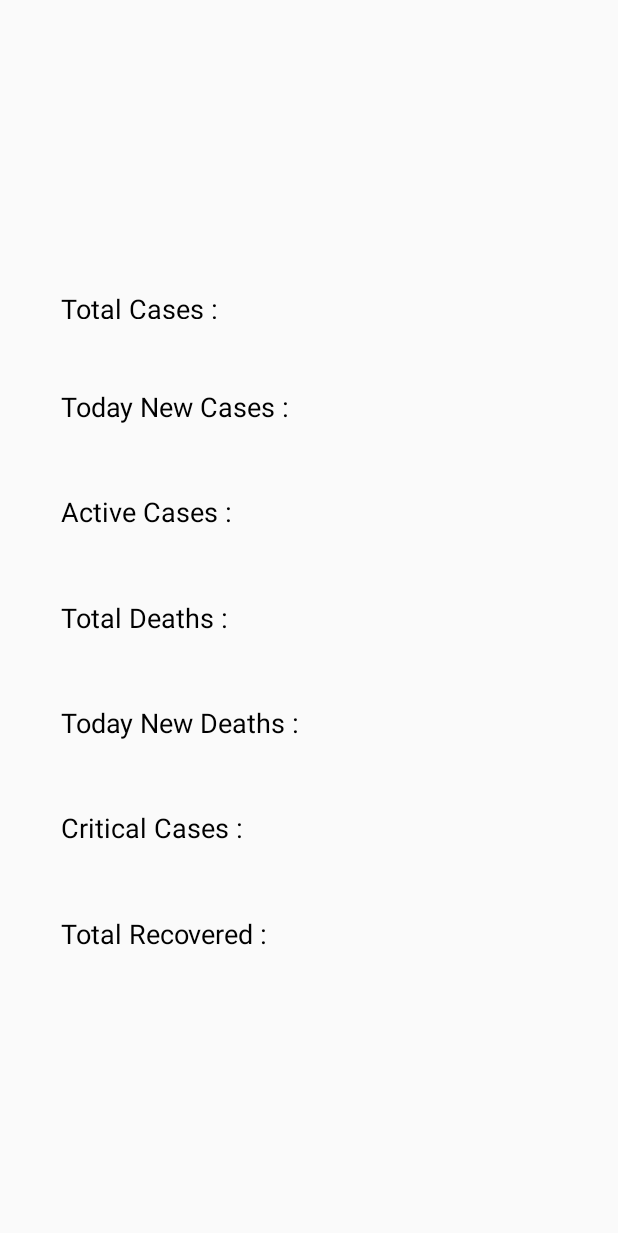
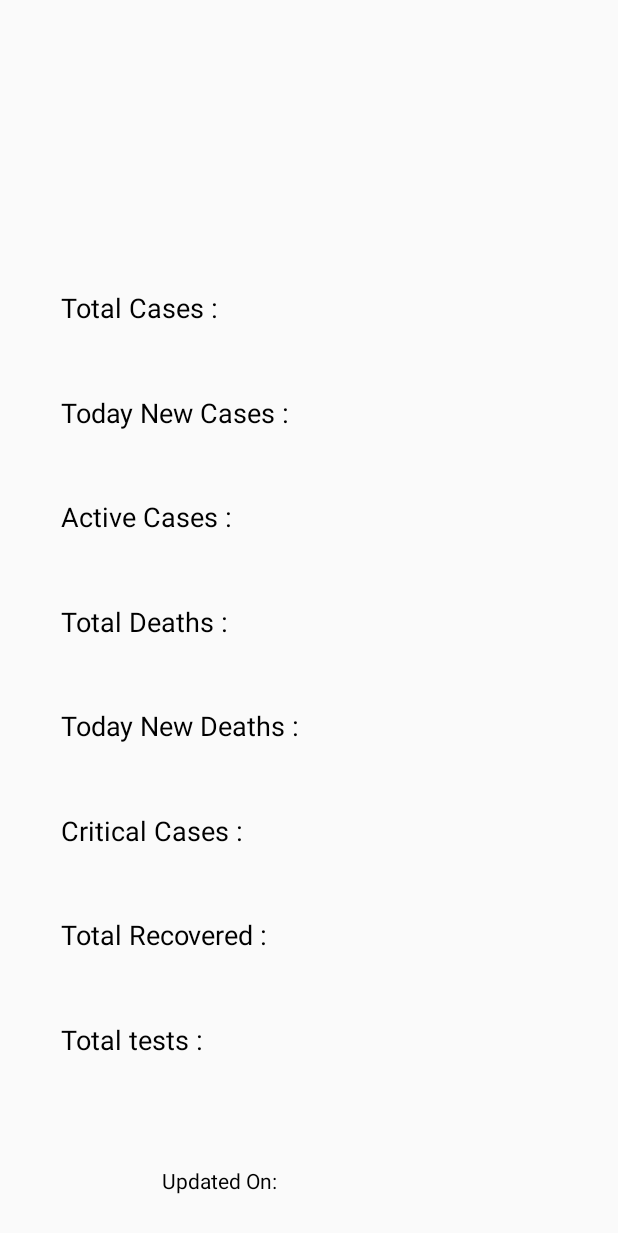
Before and after one commit to SaifulSaif007/Corona, an Android app: the layout activity_details_info.xml on its own in the app's theme, with its tools: preview values and no code run, on a phone screen of 412 x 824 dp. Shown: the top 1233 px of the screen. Run offline under Robolectric (Android 15) with nearby library versions, the phone set to English and light mode, and no system bars.

Commit message:
updated for V2, on details info

```diff
--- a/app/src/main/res/layout/activity_details_info.xml
+++ b/app/src/main/res/layout/activity_details_info.xml
@@ -20,14 +20,13 @@
 
         android:layout_width="match_parent"
         android:layout_height="match_parent"
-        tools:context=".view.ui.DetailsInfoActivity"
-        >
+        tools:context=".view.ui.DetailsInfoActivity">
 
 
         <TextView
             android:id="@+id/textView6"
             android:layout_width="wrap_content"
-            android:layout_height="19dp"
+            android:layout_height="wrap_content"
             android:layout_marginStart="8dp"
             android:text="@string/total"
             android:textColor="@color/colorPrimaryDark"
@@ -43,8 +42,8 @@
             android:text="@{Detail.country}"
             android:textAlignment="center"
             android:textAppearance="@style/TextAppearance.AppCompat.Body1"
-            android:textColor="@color/colorPrimary"
-            android:textColorHighlight="@color/design_default_color_primary"
+            android:textColor="@color/design_default_color_secondary_variant"
+            android:textColorHighlight="@android:color/holo_purple"
             android:textColorLink="@android:color/holo_green_light"
             android:textSize="30sp"
             android:textStyle="bold|italic"
@@ -115,7 +114,7 @@
             android:text="@string/total_recovered"
             android:textColor="@color/colorPrimaryDark"
             android:textSize="18sp"
-            app:layout_constraintBottom_toTopOf="@+id/guideline16"
+            app:layout_constraintBottom_toTopOf="@+id/textView7"
             app:layout_constraintStart_toStartOf="@+id/textView14"
             app:layout_constraintTop_toBottomOf="@+id/textView14" />
 
@@ -200,7 +199,7 @@
             android:text="@{NumberString.numberFormat(Detail.recovered)}"
             android:textColor="@color/colorPrimaryDark"
             android:textSize="18sp"
-            app:layout_constraintBottom_toTopOf="@+id/guideline16"
+            app:layout_constraintBottom_toTopOf="@+id/textView11"
             app:layout_constraintStart_toStartOf="@+id/guideline17"
             app:layout_constraintTop_toBottomOf="@+id/mCriticalCases" />
 
@@ -237,7 +236,7 @@
             android:layout_width="wrap_content"
             android:layout_height="wrap_content"
             android:orientation="horizontal"
-            app:layout_constraintGuide_percent="0.8248974" />
+            app:layout_constraintGuide_percent="0.91" />
 
         <androidx.constraintlayout.widget.Guideline
             android:id="@+id/guideline17"
@@ -245,6 +244,66 @@
             android:layout_height="wrap_content"
             android:orientation="vertical"
             app:layout_constraintGuide_percent="0.62" />
+
+        <TextView
+            android:id="@+id/textView7"
+            android:layout_width="wrap_content"
+            android:layout_height="wrap_content"
+            android:text="@string/total_tests"
+            android:textColor="@color/colorPrimaryDark"
+            android:textSize="18sp"
+            app:layout_constraintBaseline_toBaselineOf="@+id/textView11"
+            app:layout_constraintStart_toStartOf="@+id/textView15" />
+
+        <TextView
+            android:id="@+id/textView11"
+            android:layout_width="wrap_content"
+            android:layout_height="wrap_content"
+            android:text="@{NumberString.numberFormat(Detail.tests)}"
+            android:textColor="@color/colorPrimaryDark"
+            android:textSize="18sp"
+            app:layout_constraintBottom_toTopOf="@+id/guideline16"
+            app:layout_constraintStart_toStartOf="@+id/mTotalRecovered"
+            app:layout_constraintTop_toBottomOf="@+id/mTotalRecovered" />
+
+        <TextView
+            android:id="@+id/textView20"
+            android:layout_width="wrap_content"
+            android:layout_height="0dp"
+            android:text="@{Detail.continent}"
+            android:textColor="@android:color/holo_blue_dark"
+            android:textSize="24sp"
+            android:textStyle="bold|italic"
+            app:layout_constraintBottom_toTopOf="@+id/guideline15"
+            app:layout_constraintEnd_toStartOf="@+id/guideline14"
+            app:layout_constraintStart_toStartOf="@+id/guideline17"
+            app:layout_constraintTop_toTopOf="@+id/guideline13" />
+
+        <TextView
+            android:id="@+id/textView21"
+            android:layout_width="wrap_content"
+            android:layout_height="wrap_content"
+            android:layout_marginEnd="8dp"
+            android:text="Updated On: "
+            android:textColor="@color/colorPrimaryDark"
+            android:textSize="14sp"
+            app:layout_constraintBottom_toBottomOf="parent"
+            app:layout_constraintEnd_toStartOf="@+id/upTime"
+            app:layout_constraintHorizontal_chainStyle="spread"
+            app:layout_constraintStart_toStartOf="parent"
+            app:layout_constraintTop_toTopOf="@+id/guideline16" />
+
+        <TextView
+            android:id="@+id/upTime"
+            android:layout_width="wrap_content"
+            android:layout_height="wrap_content"
+            android:text="@{NumberString.DateFormat(Detail.updated)}"
+            android:textColor="@color/colorPrimaryDark"
+            android:textSize="14sp"
+            app:layout_constraintBottom_toBottomOf="parent"
+            app:layout_constraintEnd_toEndOf="parent"
+            app:layout_constraintStart_toEndOf="@+id/textView21"
+            app:layout_constraintTop_toTopOf="@+id/guideline16" />
     </androidx.constraintlayout.widget.ConstraintLayout>
 
 </layout>
```
Also changed, not shown: app/src/main/java/com/example/corona/services/model/CountryList.java (+34 -12 lines), app/src/main/java/com/example/corona/view/util/NumberString.java (+12 -0 lines).
